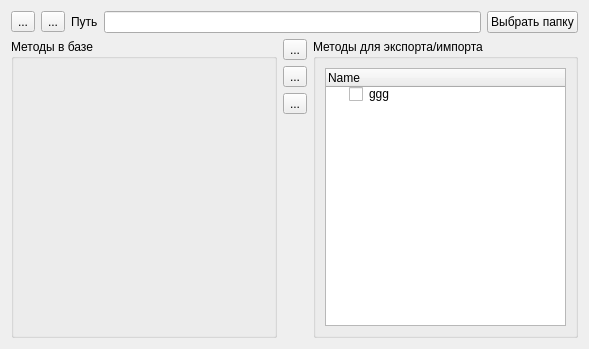
The window that data/zrmmethodexportimport.ui (dostapazov/powermon_v4) describes before a commit, drawn with Qt 5.
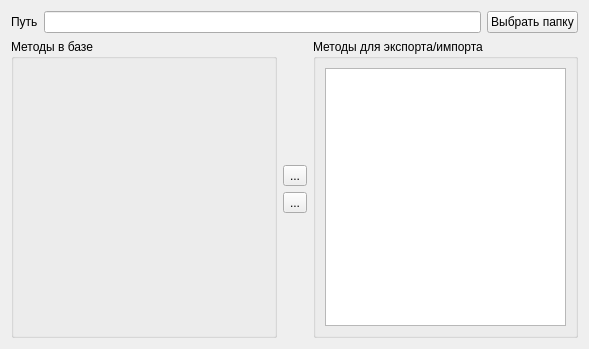
The same window after the commit. Icons and pictures are not drawn. Custom widgets are drawn as their Qt base class.

Commit message: prepare to export/import

The edit to the form file:
```diff
--- a/data/zrmmethodexportimport.ui
+++ b/data/zrmmethodexportimport.ui
@@ -16,52 +16,6 @@
   <layout class="QVBoxLayout" name="verticalLayout_4">
    <item>
     <layout class="QHBoxLayout" name="horizontalLayout">
-     <item>
-      <widget class="QToolButton" name="tbExportMode">
-       <property name="text">
-        <string>...</string>
-       </property>
-       <property name="icon">
-        <iconset resource="zrm_data.qrc">
-         <normaloff>:/data/icons/unload.png</normaloff>:/data/icons/unload.png</iconset>
-       </property>
-       <property name="iconSize">
-        <size>
-         <width>24</width>
-         <height>24</height>
-        </size>
-       </property>
-       <property name="checkable">
-        <bool>true</bool>
-       </property>
-       <property name="autoExclusive">
-        <bool>true</bool>
-       </property>
-      </widget>
-     </item>
-     <item>
-      <widget class="QToolButton" name="tbImportMode">
-       <property name="text">
-        <string>...</string>
-       </property>
-       <property name="icon">
-        <iconset resource="zrm_data.qrc">
-         <normaloff>:/data/icons/unload.png</normaloff>:/data/icons/unload.png</iconset>
-       </property>
-       <property name="iconSize">
-        <size>
-         <width>24</width>
-         <height>24</height>
-        </size>
-       </property>
-       <property name="checkable">
-        <bool>true</bool>
-       </property>
-       <property name="autoExclusive">
-        <bool>true</bool>
-       </property>
-      </widget>
-     </item>
      <item>
       <widget class="QLabel" name="label">
        <property name="text">
@@ -97,6 +51,39 @@
      </item>
      <item>
       <layout class="QVBoxLayout" name="verticalLayout">
+       <item>
+        <spacer name="verticalSpacer_2">
+         <property name="orientation">
+          <enum>Qt::Vertical</enum>
+         </property>
+         <property name="sizeHint" stdset="0">
+          <size>
+           <width>20</width>
+           <height>40</height>
+          </size>
+         </property>
+        </spacer>
+       </item>
+       <item>
+        <widget class="QToolButton" name="tbExport">
+         <property name="text">
+          <string>...</string>
+         </property>
+         <property name="icon">
+          <iconset resource="../zrm/zrm_resource.qrc">
+           <normaloff>:/zrm/icons/right.png</normaloff>:/zrm/icons/right.png</iconset>
+         </property>
+         <property name="iconSize">
+          <size>
+           <width>24</width>
+           <height>24</height>
+          </size>
+         </property>
+         <property name="arrowType">
+          <enum>Qt::NoArrow</enum>
+         </property>
+        </widget>
+       </item>
        <item>
         <widget class="QToolButton" name="tbImport">
          <property name="text">
@@ -117,43 +104,6 @@
          </property>
         </widget>
        </item>
-       <item>
-        <widget class="QToolButton" name="tbToExport">
-         <property name="text">
-          <string>...</string>
-         </property>
-         <property name="icon">
-          <iconset resource="../zrm/zrm_resource.qrc">
-           <normaloff>:/zrm/icons/right.png</normaloff>:/zrm/icons/right.png</iconset>
-         </property>
-         <property name="iconSize">
-          <size>
-           <width>24</width>
-           <height>24</height>
-          </size>
-         </property>
-         <property name="arrowType">
-          <enum>Qt::NoArrow</enum>
-         </property>
-        </widget>
-       </item>
-       <item>
-        <widget class="QToolButton" name="tbExecute">
-         <property name="text">
-          <string>...</string>
-         </property>
-         <property name="icon">
-          <iconset resource="zrm_data.qrc">
-           <normaloff>:/data/icons/apply.png</normaloff>:/data/icons/apply.png</iconset>
-         </property>
-         <property name="iconSize">
-          <size>
-           <width>24</width>
-           <height>24</height>
-          </size>
-         </property>
-        </widget>
-       </item>
        <item>
         <spacer name="verticalSpacer">
          <property name="orientation">
@@ -176,21 +126,7 @@
        </property>
        <layout class="QVBoxLayout" name="verticalLayout_3">
         <item>
-         <widget class="QTreeWidget" name="methodsList">
-          <column>
-           <property name="text">
-            <string>Name</string>
-           </property>
-          </column>
-          <item>
-           <property name="text">
-            <string>ggg</string>
-           </property>
-           <property name="checkState">
-            <enum>Unchecked</enum>
-           </property>
-          </item>
-         </widget>
+         <widget class="QListWidget" name="methodsList"/>
         </item>
        </layout>
       </widget>
```
Left out of the diff: 1 changed line with no effect on the pictures. The commit also changes 4 other files.
